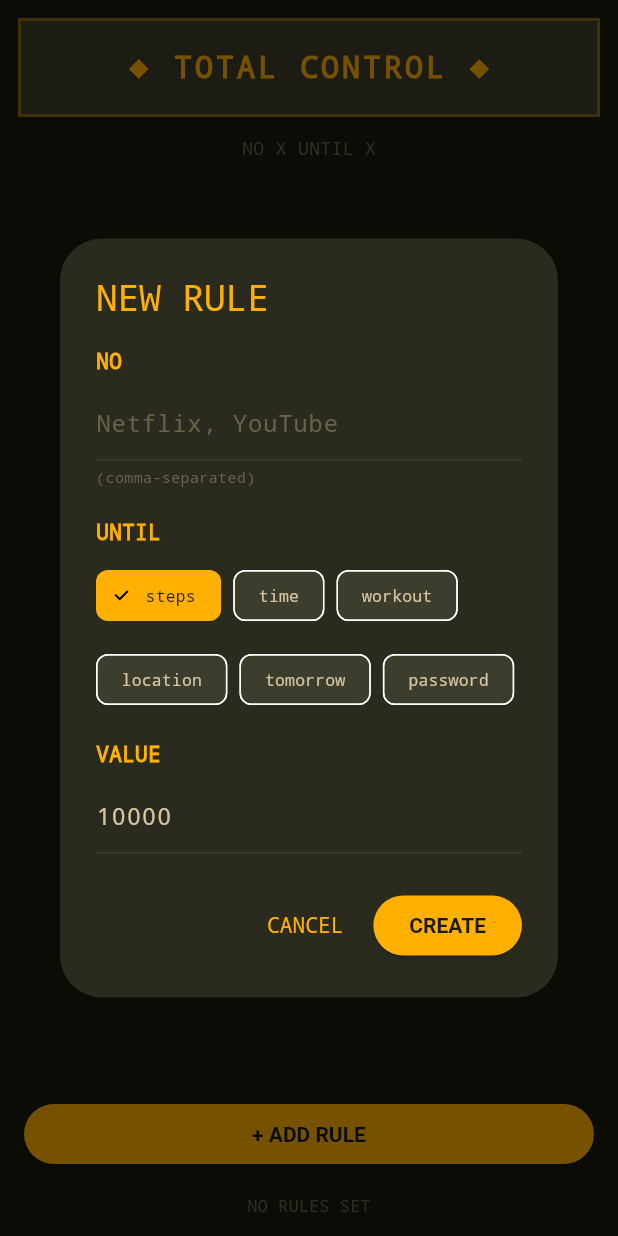
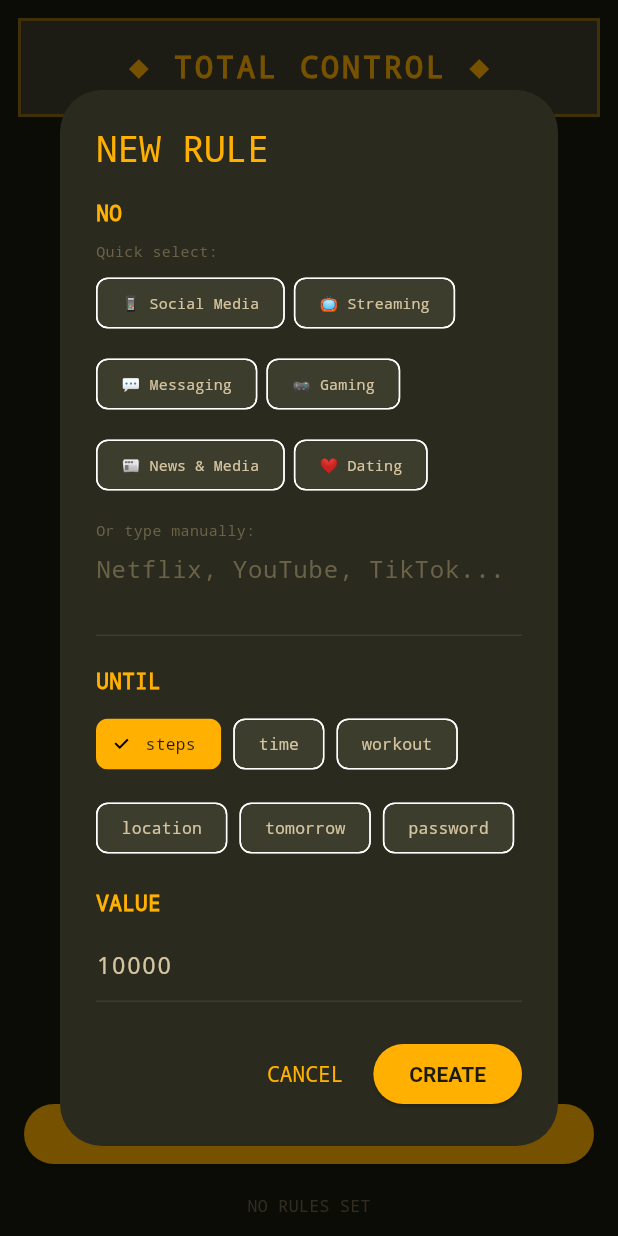
Before and after one commit to rhodesintel/total-control, a Flutter app: the screen it shows after launch, after a tap on "+ ADD RULE", on a phone screen of 412 x 824 dp. Run offline on Flutter 3.47's test engine with Material 3 defaults, Android fonts, the phone set to English and light mode, and no system bars; our stand-ins replace shared_preferences.

Commit message:
Add preset categories (Social, Streaming, Messaging, Gaming, News, Dating)

```diff
--- a/lib/models/rule.dart
+++ b/lib/models/rule.dart
@@ -1,5 +1,40 @@
 /// TotalControl Rule Model
 /// "NO X UNTIL X" - Simple rule-based blocking
+
+/// Preset categories for quick rule setup
+class BlockCategory {
+  final String name;
+  final String icon;
+  final List<String> items;
+
+  const BlockCategory(this.name, this.icon, this.items);
+
+  static const List<BlockCategory> presets = [
+    BlockCategory('Social Media', '📱', [
+      'Facebook', 'Instagram', 'Twitter', 'X', 'TikTok',
+      'Snapchat', 'LinkedIn', 'Pinterest', 'Reddit'
+    ]),
+    BlockCategory('Streaming', '📺', [
+      'Netflix', 'YouTube', 'Hulu', 'Disney+', 'HBO Max',
+      'Amazon Prime', 'Twitch', 'Spotify', 'Apple TV'
+    ]),
+    BlockCategory('Messaging', '💬', [
+      'WhatsApp', 'Telegram', 'Discord', 'Slack',
+      'Messenger', 'iMessage', 'Signal'
+    ]),
+    BlockCategory('Gaming', '🎮', [
+      'Steam', 'Epic Games', 'Xbox', 'PlayStation',
+      'Nintendo', 'Roblox', 'Minecraft'
+    ]),
+    BlockCategory('News & Media', '📰', [
+      'CNN', 'BBC', 'Fox News', 'NYTimes', 'Reddit News',
+      'Google News', 'Apple News'
+    ]),
+    BlockCategory('Dating', '❤️', [
+      'Tinder', 'Bumble', 'Hinge', 'OkCupid', 'Match'
+    ]),
+  ];
+}
 
 enum ConditionType {
   steps,      // NO X UNTIL 10,000 steps
--- a/lib/screens/home_screen.dart
+++ b/lib/screens/home_screen.dart
@@ -258,6 +258,7 @@ class _HomeScreenState extends State<HomeScreen> {
     final itemsController = TextEditingController();
     final valueController = TextEditingController(text: '10000');
     ConditionType selectedType = ConditionType.steps;
+    Set<String> selectedCategories = {};
 
     showDialog(
       context: context,
@@ -273,19 +274,61 @@ class _HomeScreenState extends State<HomeScreen> {
                 // NO ___
                 const Text('NO', style: TextStyle(color: AppColors.amber, fontWeight: FontWeight.bold)),
                 const SizedBox(height: 8),
+
+                // Category chips
+                const Text('Quick select:', style: TextStyle(color: AppColors.textDim, fontSize: 10)),
+                const SizedBox(height: 4),
+                Wrap(
+                  spacing: 6,
+                  runSpacing: 6,
+                  children: BlockCategory.presets.map((cat) {
+                    final isSelected = selectedCategories.contains(cat.name);
+                    return FilterChip(
+                      label: Text('${cat.icon} ${cat.name}'),
+                      selected: isSelected,
+                      selectedColor: AppColors.amber,
+                      backgroundColor: AppColors.metal,
+                      labelStyle: TextStyle(
+                        color: isSelected ? AppColors.bg : AppColors.text,
+                        fontSize: 10,
+                      ),
+                      onSelected: (selected) {
+                        setDialogState(() {
+                          if (selected) {
+                            selectedCategories.add(cat.name);
+                            // Add items to text field
+                            final current = itemsController.text.isEmpty
+                                ? <String>[]
+                                : itemsController.text.split(',').map((s) => s.trim()).toList();
+                            current.addAll(cat.items);
+                            itemsController.text = current.toSet().join(', ');
+                          } else {
+                            selectedCategories.remove(cat.name);
+                            // Remove items
+                            final current = itemsController.text.split(',').map((s) => s.trim()).toSet();
+                            current.removeAll(cat.items);
+                            itemsController.text = current.join(', ');
+                          }
+                        });
+                      },
+                    );
+                  }).toList(),
+                ),
+
+                const SizedBox(height: 12),
+                const Text('Or type manually:', style: TextStyle(color: AppColors.textDim, fontSize: 10)),
                 TextField(
                   controller: itemsController,
                   style: const TextStyle(color: AppColors.text),
+                  maxLines: 2,
                   decoration: const InputDecoration(
-                    hintText: 'Netflix, YouTube',
+                    hintText: 'Netflix, YouTube, TikTok...',
                     hintStyle: TextStyle(color: AppColors.textDim),
                     enabledBorder: UnderlineInputBorder(
                       borderSide: BorderSide(color: AppColors.metal),
                     ),
                   ),
                 ),
-                const SizedBox(height: 4),
-                const Text('(comma-separated)', style: TextStyle(color: AppColors.textDim, fontSize: 10)),
 
                 const SizedBox(height: 20),
 
```
